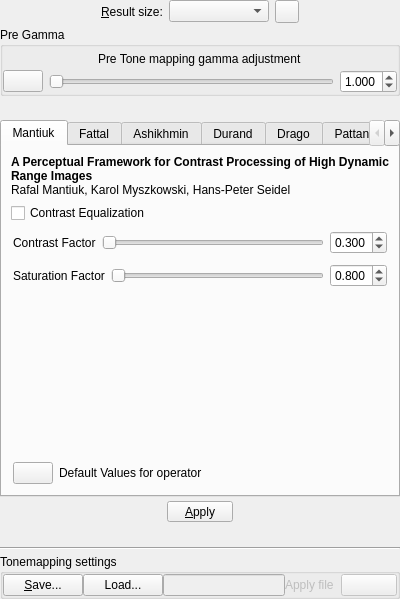
Old version of the form forms/tonemappingoptions.ui in the repository LuminanceHDR/LuminanceHDR.
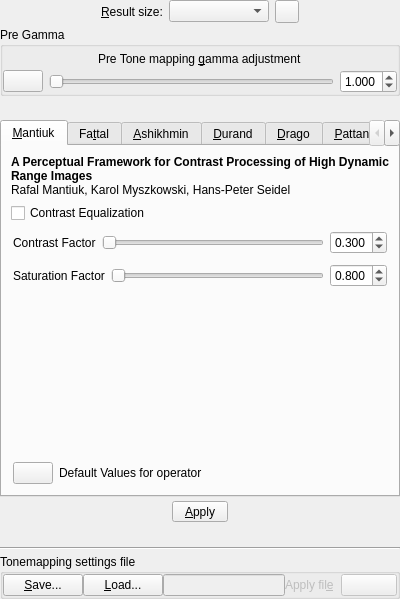
New version of the form. Icons and pictures are not drawn.

Commit message: removed dot from tooltips added what's this descriptions & actions fixed bug in decoding tone mapping settings file (fattal)

```diff
--- a/forms/tonemappingoptions.ui
+++ b/forms/tonemappingoptions.ui
@@ -141,7 +141,10 @@
         <item>
          <widget class="QLabel" name="label_34" >
           <property name="text" >
-           <string>Pre Tone mapping gamma adjustment</string>
+           <string>Pre Tone mapping &amp;gamma adjustment</string>
+          </property>
+          <property name="buddy" >
+           <cstring>pregammaSlider</cstring>
           </property>
          </widget>
         </item>
@@ -256,7 +259,7 @@
      </property>
      <widget class="QWidget" name="tab_mantiuk" >
       <attribute name="title" >
-       <string>Mantiuk</string>
+       <string>&amp;Mantiuk</string>
       </attribute>
       <layout class="QVBoxLayout" >
        <property name="margin" >
@@ -443,7 +446,7 @@
      </widget>
      <widget class="QWidget" name="tab_fattal" >
       <attribute name="title" >
-       <string>Fattal</string>
+       <string>Fa&amp;ttal</string>
       </attribute>
       <layout class="QVBoxLayout" >
        <property name="margin" >
@@ -719,7 +722,7 @@
      </widget>
      <widget class="QWidget" name="tab_ashikhmin" >
       <attribute name="title" >
-       <string>Ashikhmin</string>
+       <string>&amp;Ashikhmin</string>
       </attribute>
       <layout class="QVBoxLayout" >
        <property name="margin" >
@@ -945,7 +948,7 @@
      </widget>
      <widget class="QWidget" name="tab_durand" >
       <attribute name="title" >
-       <string>Durand</string>
+       <string>&amp;Durand</string>
       </attribute>
       <layout class="QVBoxLayout" >
        <property name="margin" >
@@ -1153,7 +1156,7 @@
      </widget>
      <widget class="QWidget" name="tab_drago" >
       <attribute name="title" >
-       <string>Drago</string>
+       <string>&amp;Drago</string>
       </attribute>
       <layout class="QVBoxLayout" >
        <property name="margin" >
@@ -1281,7 +1284,7 @@
      </widget>
      <widget class="QWidget" name="tab_pattanaik" >
       <attribute name="title" >
-       <string>Pattanaik</string>
+       <string>&amp;Pattanaik</string>
       </attribute>
       <layout class="QVBoxLayout" >
        <property name="margin" >
@@ -1519,7 +1522,7 @@
      </widget>
      <widget class="QWidget" name="tab_reinhard02" >
       <attribute name="title" >
-       <string>Reinhard '02</string>
+       <string>Reinhard '0&amp;2</string>
       </attribute>
       <layout class="QVBoxLayout" >
        <property name="margin" >
@@ -1880,7 +1883,7 @@
      </widget>
      <widget class="QWidget" name="tab_reinhard05" >
       <attribute name="title" >
-       <string>Reinhard '05</string>
+       <string>Reinhard '0&amp;5</string>
       </attribute>
       <layout class="QVBoxLayout" >
        <property name="margin" >
@@ -2131,7 +2134,7 @@
       <widget class="QToolButton" name="applyButton" >
        <property name="minimumSize" >
         <size>
-         <width>66</width>
+         <width>56</width>
          <height>0</height>
         </size>
        </property>
@@ -2146,8 +2149,8 @@
        </property>
        <property name="iconSize" >
         <size>
-         <width>44</width>
-         <height>44</height>
+         <width>32</width>
+         <height>32</height>
         </size>
        </property>
        <property name="shortcut" >
@@ -2217,7 +2220,7 @@
       </sizepolicy>
      </property>
      <property name="title" >
-      <string>Tonemapping settings</string>
+      <string>Tonemapping settings file</string>
      </property>
      <layout class="QHBoxLayout" >
       <property name="margin" >
@@ -2258,7 +2261,7 @@
          <string>Load an existing text file containing pregamma and TMO settings</string>
         </property>
         <property name="text" >
-         <string>Load...</string>
+         <string>&amp;Load...</string>
         </property>
        </widget>
       </item>
@@ -2295,7 +2298,10 @@
          <bool>false</bool>
         </property>
         <property name="text" >
-         <string>Apply file</string>
+         <string>Apply fil&amp;e</string>
+        </property>
+        <property name="buddy" >
+         <cstring>button_fromTxt2Gui</cstring>
         </property>
        </widget>
       </item>
```
Left out of the diff: 240 changed lines with no effect on the pictures. The commit also changes 16 other files.
